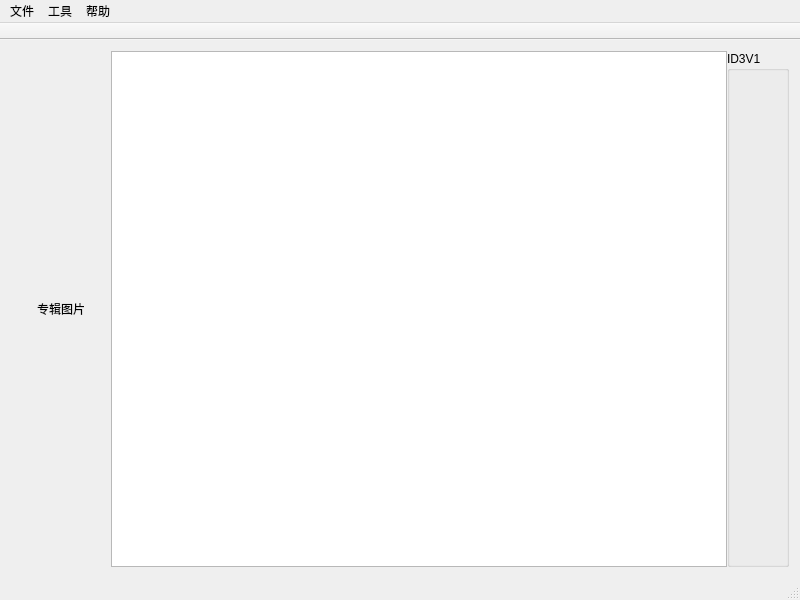
sonichy/MP3Tag, file mainwindow.ui: the form before one commit.
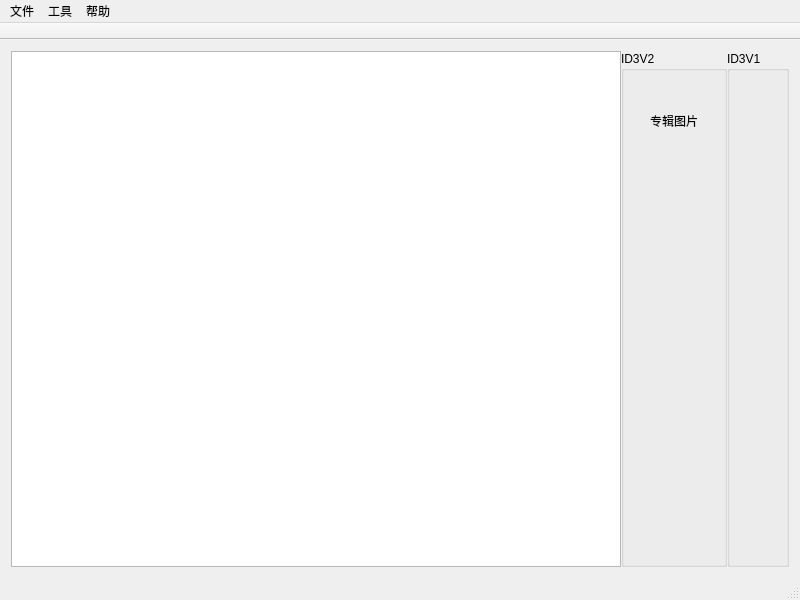
The form after the commit. Icons and pictures are not drawn.

Commit message: add GroupBox ID3V2

Patch:
```diff
--- a/mainwindow.ui
+++ b/mainwindow.ui
@@ -28,6 +28,35 @@
        <number>0</number>
       </property>
       <item>
+       <widget class="QTextBrowser" name="textBrowser"/>
+      </item>
+      <item>
+       <widget class="QGroupBox" name="groupBox2">
+        <property name="title">
+         <string>ID3V2</string>
+        </property>
+        <layout class="QVBoxLayout" name="verticalLayout_6">
+         <property name="spacing">
+          <number>0</number>
+         </property>
+         <property name="leftMargin">
+          <number>0</number>
+         </property>
+         <property name="topMargin">
+          <number>0</number>
+         </property>
+         <property name="rightMargin">
+          <number>0</number>
+         </property>
+         <property name="bottomMargin">
+          <number>0</number>
+         </property>
+         <item>
+          <layout class="QVBoxLayout" name="verticalLayout3">
+           <property name="spacing">
+            <number>0</number>
+           </property>
+           <item>
        <widget class="QLabel" name="label">
         <property name="minimumSize">
          <size>
@@ -47,10 +76,28 @@
        </widget>
       </item>
       <item>
-       <widget class="QTextBrowser" name="textBrowser"/>
-      </item>
+            <layout class="QVBoxLayout" name="verticalLayout2"/>
+           </item>
+          </layout>
+         </item>
       <item>
-       <widget class="QGroupBox" name="groupBox">
+          <spacer name="verticalSpacer">
+           <property name="orientation">
+            <enum>Qt::Vertical</enum>
+           </property>
+           <property name="sizeHint" stdset="0">
+            <size>
+             <width>20</width>
+             <height>40</height>
+            </size>
+           </property>
+          </spacer>
+         </item>
+        </layout>
+       </widget>
+      </item>
+      <item>
+       <widget class="QGroupBox" name="groupBox1">
         <property name="title">
          <string>ID3V1</string>
         </property>
```
Left out of the diff: 2 changed lines with no effect on the pictures. Lines whose indentation alone changed are shown as unchanged. The commit also changes 4 other files.
